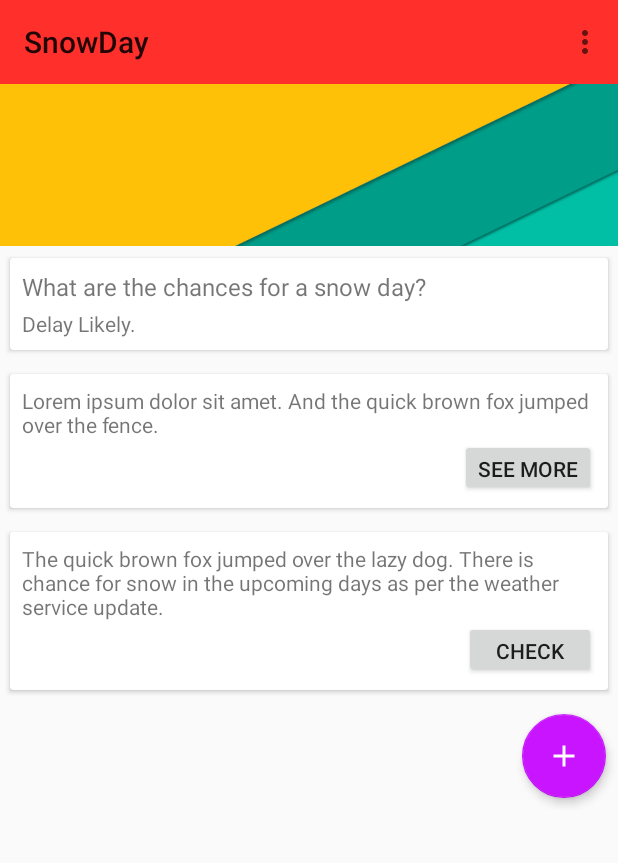
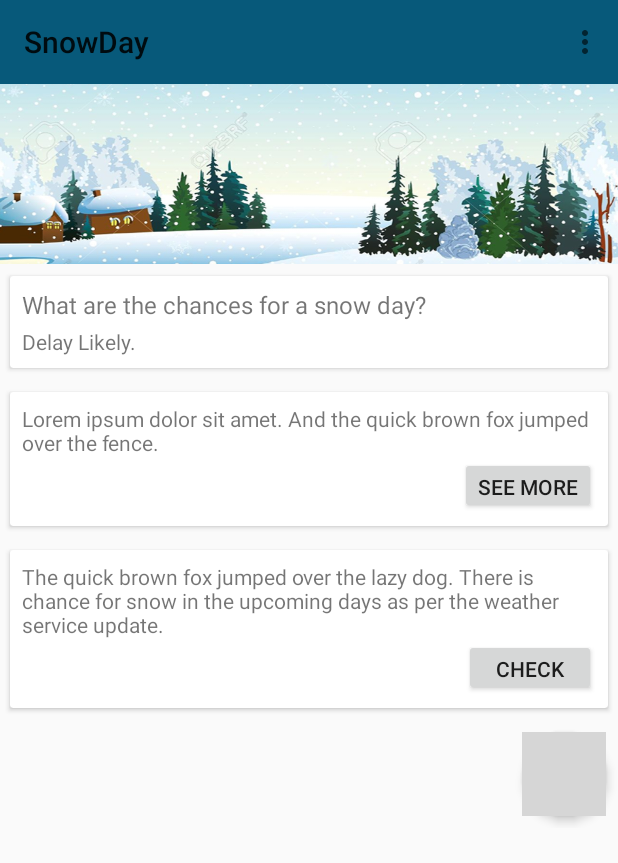
Before and after one commit to ae-app-labs/snow-day, an Android app: the screen it shows after launch (MainActivity), on a phone screen of 412 x 824 dp. Shown: the top 863 px of the screen. Run offline under Robolectric (Android 15) with nearby library versions, the phone set to English and light mode, and no system bars; grey boxes are pictures that could not be loaded.

Commit message:
updated graphics

```diff
--- a/app/src/main/res/layout/fragment_dash.xml
+++ b/app/src/main/res/layout/fragment_dash.xml
@@ -119,7 +119,7 @@
             android:id="@+id/myFAB"
             android:layout_width="wrap_content"
             android:layout_height="wrap_content"
-            android:src="@drawable/ic_plus_sign"
+            android:src="@drawable/ic_filter"
             android:layout_gravity="end|bottom"
             android:layout_margin="8dp"
             app:elevation="4dp"/>
--- a/app/src/main/res/values/colors.xml
+++ b/app/src/main/res/values/colors.xml
@@ -6,9 +6,9 @@
     <color name="silver">#c0c0c0</color>
 
     <!-- app theme colors -->
-    <color name="app_theme_light">#ff2f2c</color>
-    <color name="app_theme_dark">#d5111d</color>
-    <color name="app_theme_accent">#c915ff</color>
+    <color name="app_theme_light">#07597A</color>
+    <color name="app_theme_dark">#054258</color>
+    <color name="app_theme_accent">#2AB2CC</color>
 
     <color name="text_black">#000000</color>
     <color name="text_grey">#666666</color>
--- a/app/src/main/res/values/dimens.xml
+++ b/app/src/main/res/values/dimens.xml
@@ -3,7 +3,7 @@
     <dimen name="activity_horizontal_margin">16dp</dimen>
     <dimen name="activity_vertical_margin">16dp</dimen>
 
-    <dimen name="hero_image_height">108dp</dimen>
+    <dimen name="hero_image_height">120dp</dimen>
 
     <dimen name="padding_small">4dp</dimen>
     <dimen name="padding_medium">8dp</dimen>
```
Also changed, not shown: app/src/main/res/drawable/hero_image.png, app/src/main/res/drawable/ic_plus_sign.png (deleted).
